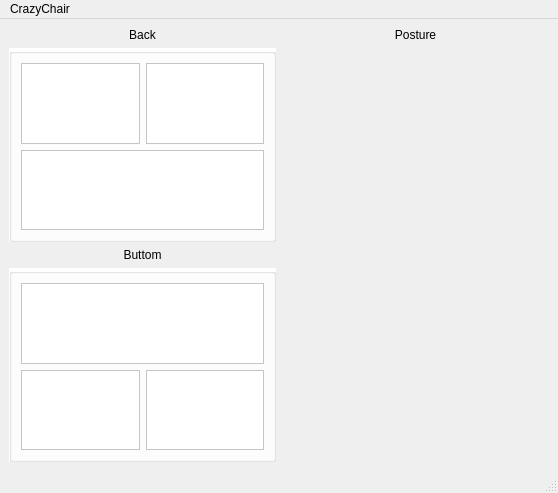
This is src/UIs/MainWindow.ui in cooolallen/CrazyChair as Qt 5 draws it before an edit. The edited form follows.
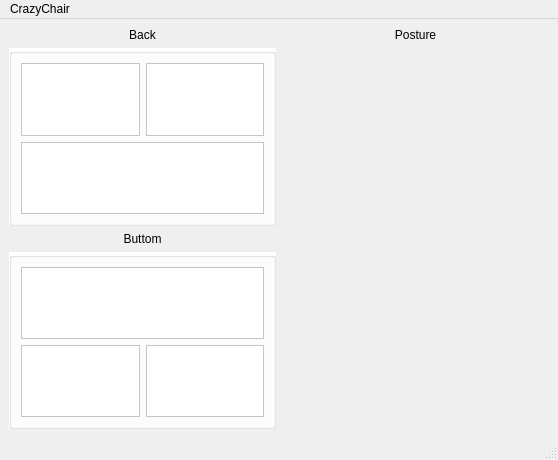
This is the edited form.

Patch:
```diff
--- a/src/UIs/MainWindow.ui
+++ b/src/UIs/MainWindow.ui
@@ -7,7 +7,7 @@
     <x>0</x>
     <y>0</y>
     <width>558</width>
-    <height>493</height>
+    <height>460</height>
    </rect>
   </property>
   <property name="windowTitle">
```
Left out of the diff: 4 changed lines with no effect on the pictures.
